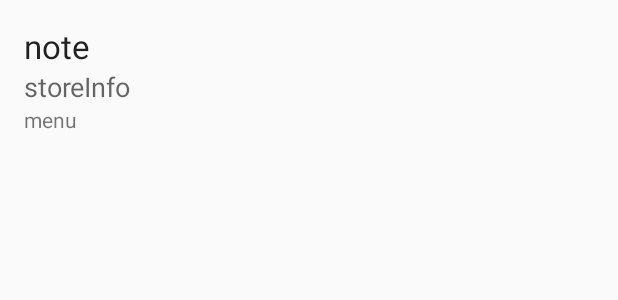
After one commit to gitqmo/android_class_test, an Android app: the layout activity_order_detail.xml on its own in the app's theme, with its tools: preview values and no code run, on a phone screen of 412 x 824 dp. The commit adds this screen. Shown: the top 300 px of the screen. Run offline under Robolectric (Android 15) with nearby library versions, the phone set to English and light mode, and no system bars.

Commit message:
SimpleUI Example
第七次上課 後半堂結束

```diff
--- a/SimpleUI/app/build.gradle
+++ b/SimpleUI/app/build.gradle
@@ -25,4 +25,5 @@ dependencies {
     compile 'com.android.support:appcompat-v7:23.2.0'
     compile 'com.parse.bolts:bolts-android:1.+'
     compile 'com.parse:parse-android:1.+'
+    compile 'com.squareup.picasso:picasso:2.5.2'
 }
--- /dev/null
+++ b/SimpleUI/app/src/main/res/layout/activity_order_detail.xml
@@ -0,0 +1,46 @@
+<?xml version="1.0" encoding="utf-8"?>
+<RelativeLayout xmlns:android="http://schemas.android.com/apk/res/android"
+    xmlns:tools="http://schemas.android.com/tools"
+    android:layout_width="match_parent"
+    android:layout_height="match_parent"
+    android:paddingBottom="@dimen/activity_vertical_margin"
+    android:paddingLeft="@dimen/activity_horizontal_margin"
+    android:paddingRight="@dimen/activity_horizontal_margin"
+    android:paddingTop="@dimen/activity_vertical_margin"
+    tools:context="com.example.simpleui.simpleui.OrderDetailActivity">
+
+    <LinearLayout
+        android:orientation="vertical"
+        android:layout_width="match_parent"
+        android:layout_height="match_parent"
+        android:layout_centerHorizontal="true"
+        android:layout_alignParentTop="true">
+
+        <TextView
+            android:layout_width="wrap_content"
+            android:layout_height="wrap_content"
+            android:textAppearance="?android:attr/textAppearanceLarge"
+            android:text="note"
+            android:id="@+id/noteView" />
+
+        <TextView
+            android:layout_width="wrap_content"
+            android:layout_height="wrap_content"
+            android:textAppearance="?android:attr/textAppearanceMedium"
+            android:text="storeInfo"
+            android:id="@+id/storeInfoView" />
+
+        <TextView
+            android:layout_width="wrap_content"
+            android:layout_height="wrap_content"
+            android:textAppearance="?android:attr/textAppearanceSmall"
+            android:text="menu"
+            android:id="@+id/menuView"/>
+
+        <ImageView
+            android:layout_width="wrap_content"
+            android:layout_height="wrap_content"
+            android:id="@+id/imageView" />
+
+    </LinearLayout>
+</RelativeLayout>
```
Also changed, not shown: SimpleUI/app/src/main/AndroidManifest.xml (+4 -3 lines), SimpleUI/app/src/main/java/com/example/simpleui/simpleui/MainActivity.java (+50 -7 lines), SimpleUI/app/src/main/java/com/example/simpleui/simpleui/OrderDetailActivity.java (added, +78 -0 lines), SimpleUI/app/src/main/res/layout/activity_main.xml (+7 -1 lines).
